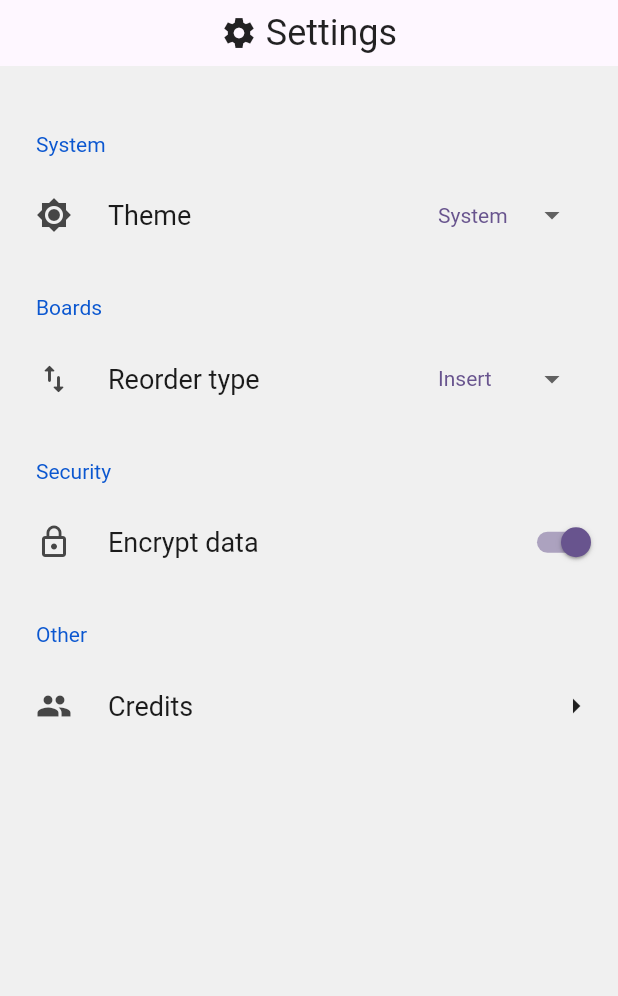
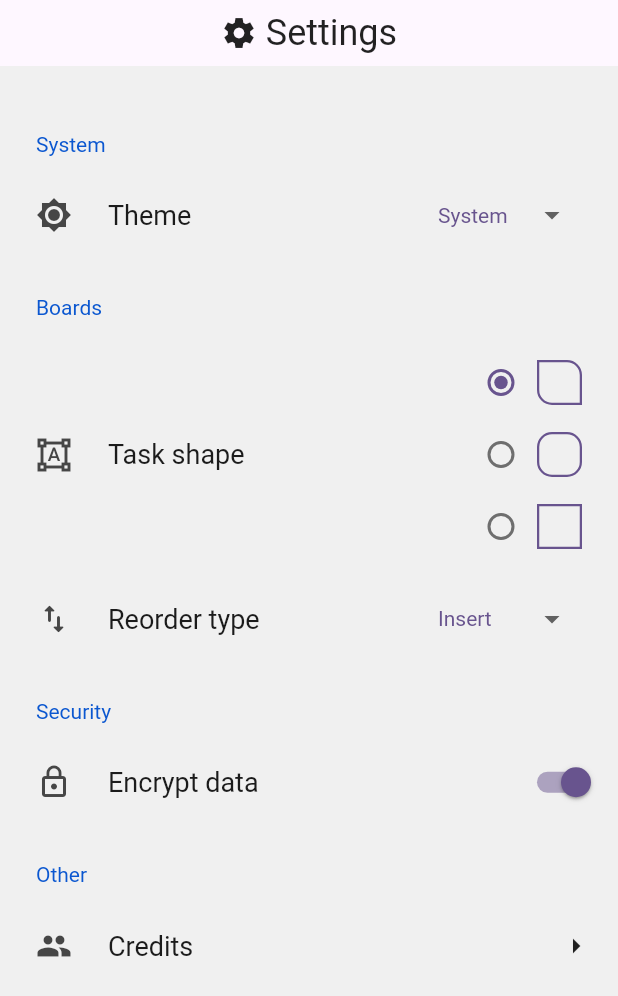
Before and after one commit to thaleslagemann/boarder, a Flutter app: the SettingsPage screen opened directly, on a phone screen of 412 x 824 dp. Shown: the top 996 px of the screen. Run offline on Flutter 3.47's test engine with Material 2 defaults, Android fonts, the phone set to English and light mode, and no system bars; drawn by our look-alikes of dropdown_button2, settings_ui; our stand-ins replace firebase_auth, firebase_core, get, loading_animation_widget, sqflite; missing offline and left inert: drag_and_drop_lists, firebase_ui_auth, firebase_ui_oauth_google; accounts and stored records are empty.

Commit message:
feat: add task shape option to settings

```diff
--- a/lib/app_body.dart
+++ b/lib/app_body.dart
@@ -3,7 +3,7 @@ import 'dart:math';
 import 'package:firebase_auth/firebase_auth.dart';
 import 'package:firebase_ui_auth/firebase_ui_auth.dart';
 import 'package:flutter/material.dart';
-import 'package:boarder/boards_page.dart';
+import 'package:boarder/board/boards_page.dart';
 import 'package:boarder/app_settings/config.dart';
 import 'package:boarder/app_settings/settings_page.dart';
 import 'package:boarder/home_page.dart';
@@ -88,6 +88,7 @@ class AppBodyState extends State<AppBody> {
     return LayoutBuilder(builder: (context, constraints) {
       var configState = context.watch<ConfigState>();
       configState.loadDB();
+      taskShape.setPrimaryBorderColor(context);
       return Scaffold(
         drawer: Drawer(
           child: ListView(
--- a/lib/app_settings/settings_page.dart
+++ b/lib/app_settings/settings_page.dart
@@ -27,6 +27,8 @@ class SettingsPageState extends State<SettingsPage> {
 
   String? selectedTheme = globalAppTheme.currentThemeString();
   String? selectedReorder = reorderType.currentReorderString();
+  int selectedRadio = taskShape.getCurrentShapeInt();
+  Color _currentBorderColor = taskShape.getCurrentColor();
 
   var _encryptionSwitch = true;
 
@@ -187,6 +189,89 @@ class SettingsPageState extends State<SettingsPage> {
                     ),
                     SettingsSection(title: Text('Boards'), tiles: [
                       SettingsTile(
+                        title: Text('Task shape'),
+                        leading: Icon(Icons.format_shapes_sharp),
+                        trailing: ButtonBar(
+                          alignment: MainAxisAlignment.start,
+                          children: <Widget>[
+                            Column(
+                              children: [
+                                Row(
+                                  mainAxisAlignment: MainAxisAlignment.spaceBetween,
+                                  children: [
+                                    Radio(
+                                      value: 0,
+                                      groupValue: selectedRadio,
+                                      activeColor: Theme.of(context).colorScheme.primary,
+                                      onChanged: (val) {
+                                        setState(() {
+                                          taskShape.switchTaskShape(val!);
+                                          selectedRadio = taskShape.getCurrentShapeInt();
+                                        });
+                                        print("Radio $val");
+                                      },
+                                    ),
+                                    Container(
+                                      height: 30,
+                                      width: 30,
+                                      decoration: BoxDecoration(
+                                          borderRadius: BorderRadius.only(topRight: Radius.circular(10), bottomLeft: Radius.circular(10)),
+                                          border: Border.all(width: 1.5, color: _currentBorderColor)),
+                                    )
+                                  ],
+                                ),
+                                Row(
+                                  mainAxisAlignment: MainAxisAlignment.spaceBetween,
+                                  children: [
+                                    Radio(
+                                      value: 1,
+                                      groupValue: selectedRadio,
+                                      activeColor: Theme.of(context).colorScheme.primary,
+                                      onChanged: (val) {
+                                        setState(() {
+                                          taskShape.switchTaskShape(val!);
+                                          selectedRadio = taskShape.getCurrentShapeInt();
+                                        });
+                                        print("Radio $val");
+                                      },
+                                    ),
+                                    Container(
+                                      height: 30,
+                                      width: 30,
+                                      decoration: BoxDecoration(
+                                          borderRadius: BorderRadius.all(Radius.circular(10)), border: Border.all(width: 1.5, color: _currentBorderColor)),
+                                    )
+                                  ],
+                                ),
+                                Row(
+                                  mainAxisAlignment: MainAxisAlignment.spaceBetween,
+                                  children: [
+                                    Radio(
+                                      value: 2,
+                                      groupValue: selectedRadio,
+                                      activeColor: Theme.of(context).colorScheme.primary,
+                                      onChanged: (val) {
+                                        setState(() {
+                                          taskShape.switchTaskShape(val!);
+                                          selectedRadio = taskShape.getCurrentShapeInt();
+                                        });
+                                        print("Radio $val");
+                                      },
+                                    ),
+                                    Container(
+                                      height: 30,
+                                      width: 30,
+                                      decoration: BoxDecoration(
+                                          borderRadius: BorderRadius.all(Radius.circular(0)), border: Border.all(width: 1.5, color: _currentBorderColor)),
+                                    ),
+                                  ],
+                                ),
+                              ],
+                            ),
+                          ],
+                        ),
+                      ),
+                      SettingsTile(
                         title: Text('Reorder type'),
                         leading: Icon(Icons.swap_vert_rounded),
                         trailing: DropdownButtonHideUnderline(
--- a/lib/main.dart
+++ b/lib/main.dart
@@ -28,6 +28,10 @@ class AppState extends State<MyApp> {
       print('And the theme changes!');
       setState(() {});
     });
+    taskShape.addListener(() {
+      print('And the task shape changes!');
+      setState(() {});
+    });
   }
 
   @override
```
Also changed, not shown: lib/app_settings/config.dart (+6 -2 lines), lib/app_settings/task_display_shape.dart (added, +44 -0 lines), lib/board/board_screen.dart (+8 -8 lines).
